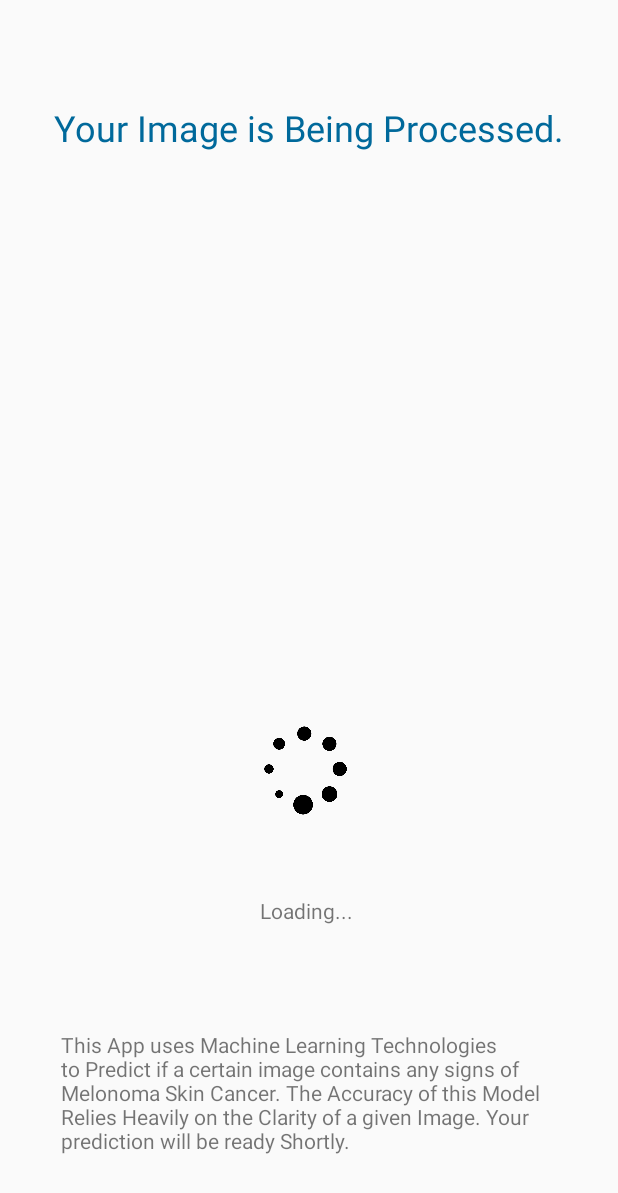
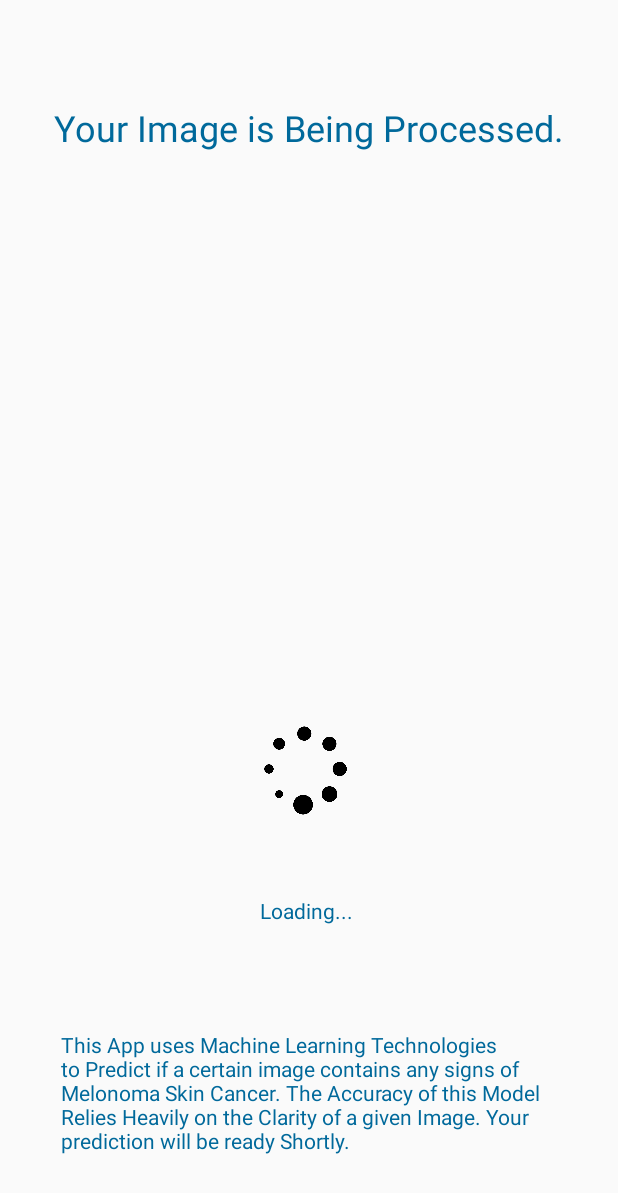
Before and after one commit to martinvaughn/Cancer-Tect, an Android app: the AnalysisActivity screen opened directly, with no data from a screen before it, on a phone screen of 412 x 824 dp. Shown: the top 1193 px of the screen. Run offline under Robolectric (Android 15) with nearby library versions, the phone set to English and light mode, and no system bars; Roboto replaces fonts that are not available here.

Commit message:
change text color on analysisActivity

```diff
--- a/app/src/main/java/com/e/cancer_tect/DoctorInfo.java
+++ b/app/src/main/java/com/e/cancer_tect/DoctorInfo.java
@@ -1,4 +1,5 @@
 package com.e.cancer_tect;
 
 public class DoctorInfo {
+
 }
--- a/app/src/main/java/com/e/cancer_tect/PredictionActivity.java
+++ b/app/src/main/java/com/e/cancer_tect/PredictionActivity.java
@@ -17,10 +17,7 @@ public class PredictionActivity extends AppCompatActivity {
         //get analysis from the intent;
         Intent intent = getIntent();
         String prediction = intent.getStringExtra("Prediction");
-
-
         if (prediction != null) {
-
             if (prediction.equals("Benign")) {
                 TextView noCancer = findViewById(R.id.noCancer);
                 noCancer.setVisibility(View.VISIBLE);
--- a/app/src/main/res/layout/activity_analysis.xml
+++ b/app/src/main/res/layout/activity_analysis.xml
@@ -33,6 +33,7 @@
         android:layout_marginEnd="16dp"
         android:fontFamily="@font/acme"
         android:text="This App uses Machine Learning Technologies to Predict if a certain image contains any signs of Melonoma Skin Cancer. The Accuracy of this Model Relies Heavily on the Clarity of a given Image. Your prediction will be ready Shortly."
+        android:textColor="#00699B"
         app:layout_constraintBottom_toBottomOf="parent"
         app:layout_constraintEnd_toEndOf="parent"
         app:layout_constraintStart_toStartOf="parent"
@@ -83,6 +84,7 @@
         android:layout_width="wrap_content"
         android:layout_height="wrap_content"
         android:text="Loading..."
+        android:textColor="#00699B"
         android:visibility="visible"
         app:layout_constraintBottom_toBottomOf="parent"
         app:layout_constraintEnd_toEndOf="parent"
```
